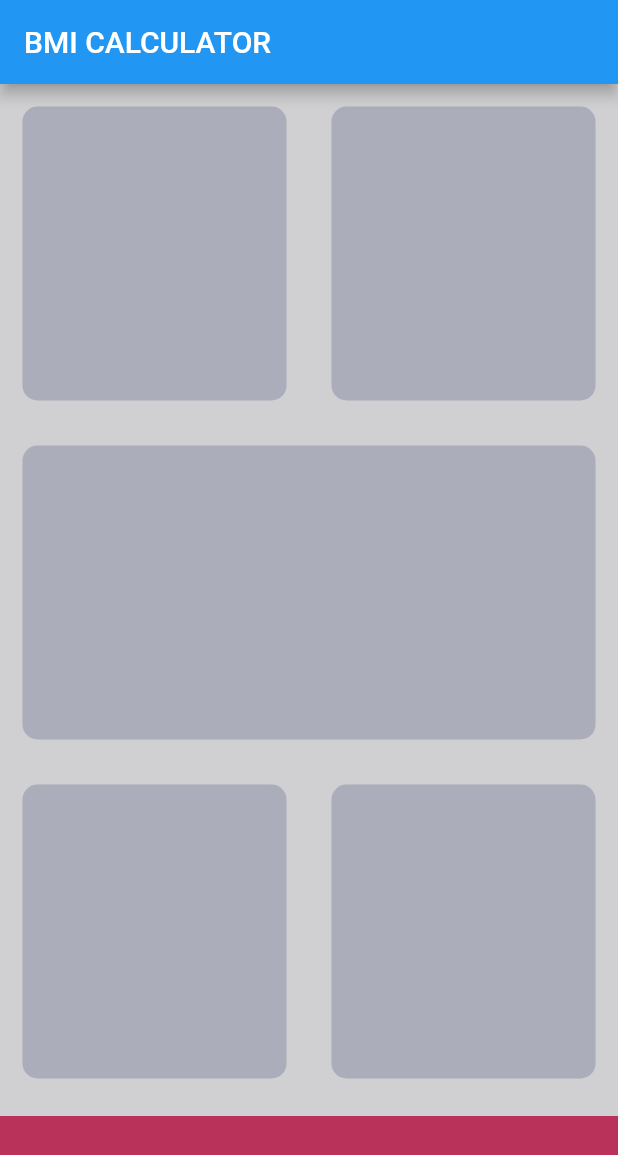
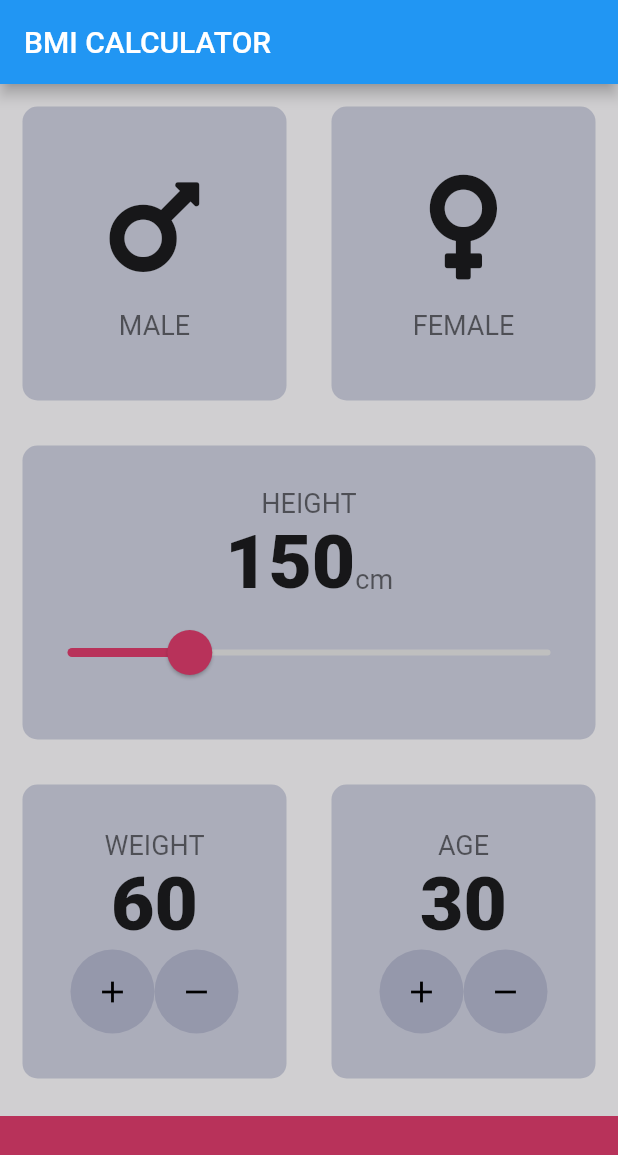
Before and after one commit to tiffany-philippi/bmi_calculator_flutter_project, a Flutter app: the screen it shows after launch, on a phone screen of 412 x 824 dp. Shown: the top 1155 px of the screen. Run offline on Flutter 3.47's test engine with Material 2 defaults, Android fonts, the phone set to English and light mode, and no system bars; our stand-ins replace font_awesome_flutter.

Commit message:
home page layout

```diff
--- /dev/null
+++ b/lib/constants.dart
@@ -0,0 +1,16 @@
+import 'package:flutter/material.dart';
+
+const kBorderRadiusCard = 10.0;
+const kSizeIcon = 80.0;
+const kSpaceBetween = 15.0;
+
+const Color kSecondaryColour = Color(0XFFabadba);
+const Color kSecondaryColourTransparency = Color(0XFF9598ab);
+const Color kAccentColour = Color(0XFFb8325a);
+const Color kAccentColourTransparency = Color(0x29EB1555);
+const Color kActiveButtonColour = Color(0XFF9799a6);
+const Color kGreyColour400 = Color(0XFFbfbfbf);
+
+const kTextStringStyle = TextStyle(color: Colors.black54, fontSize: 18.0);
+const kTextStringLargeStyle =
+    TextStyle(fontSize: 50.0, fontWeight: FontWeight.w900);
--- /dev/null
+++ b/lib/gender_enum.dart
@@ -0,0 +1 @@
+enum Gender { female, male, none }
--- /dev/null
+++ b/lib/icon_content.dart
@@ -0,0 +1,26 @@
+import 'package:flutter/material.dart';
+import 'constants.dart';
+
+class IconContent extends StatelessWidget {
+  IconContent({required this.iconWidget, required this.textString});
+
+  final IconData iconWidget;
+  final String textString;
+
+  @override
+  Widget build(BuildContext context) {
+    return Column(
+      mainAxisAlignment: MainAxisAlignment.center,
+      children: <Widget>[
+        Icon(iconWidget, size: kSizeIcon),
+        const SizedBox(
+          height: kSpaceBetween,
+        ),
+        Text(
+          textString,
+          style: kTextStringStyle,
+        )
+      ],
+    );
+  }
+}
--- a/lib/input_page.dart
+++ b/lib/input_page.dart
@@ -1,7 +1,15 @@
+import 'package:bmi_calculator_flutter_project/gender_enum.dart';
+import 'package:bmi_calculator_flutter_project/round_icon_button.dart';
 import 'package:flutter/material.dart';
+import 'package:font_awesome_flutter/font_awesome_flutter.dart';
+import 'reusable_card.dart';
+import 'icon_content.dart';
+import 'constants.dart';
 
-const Color secondaryColour = Color(0XFFabadba);
-const Color accentColour = Color(0XFFb8325a);
+Gender selectedGender = Gender.none;
+int heightValue = 150;
+int weightValue = 60;
+int ageValue = 30;
 
 class InputPage extends StatefulWidget {
   @override
@@ -16,21 +24,159 @@ class _InputPageState extends State<InputPage> {
         title: const Text('BMI CALCULATOR'),
       ),
       body: Column(
+        crossAxisAlignment: CrossAxisAlignment.stretch,
         children: <Widget>[
           Expanded(
             child: Row(
               children: <Widget>[
-                ReusebleCard(colour: secondaryColour),
-                ReusebleCard(colour: secondaryColour),
+                Expanded(
+                  child: ReusableCard(
+                    onPress: () {
+                      setState(() => {selectedGender = Gender.male});
+                    },
+                    colour: selectedGender == Gender.male
+                        ? kActiveButtonColour
+                        : kSecondaryColour,
+                    cardChild: IconContent(
+                        iconWidget: FontAwesomeIcons.mars, textString: 'MALE'),
+                  ),
+                ),
+                Expanded(
+                  child: ReusableCard(
+                    onPress: () {
+                      setState(() => {selectedGender = Gender.female});
+                    },
+                    colour: selectedGender == Gender.female
+                        ? kActiveButtonColour
+                        : kSecondaryColour,
+                    cardChild: IconContent(
+                        iconWidget: FontAwesomeIcons.venus,
+                        textString: 'FEMALE'),
+                  ),
+                ),
               ],
             ),
           ),
-          ReusebleCard(colour: secondaryColour),
+          Expanded(
+            child: Expanded(
+              child: ReusableCard(
+                onPress: () {},
+                colour: kSecondaryColour,
+                cardChild: Column(
+                  mainAxisAlignment: MainAxisAlignment.center,
+                  children: <Widget>[
+                    const Text(
+                      'HEIGHT',
+                      style: kTextStringStyle,
+                    ),
+                    Row(
+                      mainAxisAlignment: MainAxisAlignment.center,
+                      textBaseline: TextBaseline.alphabetic,
+                      crossAxisAlignment: CrossAxisAlignment.baseline,
+                      children: <Widget>[
+                        Text(
+                          heightValue.toString(),
+                          style: kTextStringLargeStyle,
+                        ),
+                        const Text(
+                          'cm',
+                          style: kTextStringStyle,
+                        ),
+                      ],
+                    ),
+                    SliderTheme(
+                      data: SliderTheme.of(context).copyWith(
+                          inactiveTrackColor: kGreyColour400,
+                          activeTrackColor: kAccentColour,
+                          thumbColor: kAccentColour,
+                          overlayColor: kAccentColourTransparency,
+                          thumbShape: const RoundSliderThumbShape(
+                              enabledThumbRadius: 15.0),
+                          overlayShape: const RoundSliderOverlayShape(
+                              overlayRadius: 30.0)),
+                      child: Slider(
+                        value: heightValue.toDouble(),
+                        min: 120,
+                        max: 240,
+                        divisions: 120,
+                        onChanged: (double value) {
+                          setState(() {
+                            heightValue = value.round();
+                          });
+                        },
+                      ),
+                    )
+                  ],
+                ),
+              ),
+            ),
+          ),
           Expanded(
             child: Row(
               children: <Widget>[
-                ReusebleCard(colour: secondaryColour),
-                ReusebleCard(colour: secondaryColour),
+                Expanded(
+                  child: ReusableCard(
+                    onPress: () {},
+                    colour: kSecondaryColour,
+                    cardChild: Column(
+                      mainAxisAlignment: MainAxisAlignment.center,
+                      children: <Widget>[
+                        const Text('WEIGHT', style: kTextStringStyle),
+                        Text(
+                          weightValue.toString(),
+                          style: kTextStringLargeStyle,
+                        ),
+                        Row(
+                          mainAxisAlignment: MainAxisAlignment.center,
+                          children: <Widget>[
+                            RoundIconButton(
+                              icon: Icons.add,
+                              changeValue: () {
+                                setState(() => {weightValue++});
+                              },
+                            ),
+                            RoundIconButton(
+                              icon: Icons.remove,
+                              changeValue: () {
+                                setState(() => {weightValue--});
+                              },
+                            )
+                          ],
+                        ),
+                      ],
+                    ),
+                  ),
+                ),
+                Expanded(
+                  child: ReusableCard(
+                    onPress: () {},
+                    colour: kSecondaryColour,
+                    cardChild: Column(
+                      mainAxisAlignment: MainAxisAlignment.center,
+                      children: <Widget>[
+                        const Text('AGE', style: kTextStringStyle),
+                        Text(ageValue.toString(), style: kTextStringLargeStyle),
+                        Row(
+                          mainAxisAlignment: MainAxisAlignment.center,
+                          children: <Widget>[
+                            RoundIconButton(
+                              icon: Icons.add,
+                              changeValue: () {
+                                setState(() => {ageValue++});
+                              },
+                            ),
+                            RoundIconButton(
+                              icon: Icons.remove,
+                              changeValue: () {
+                                setState(() => {ageValue--});
+                              },
+                            ),
+                          ],
+                        ),
+                      ],
+                    ),
+                  ),
+                ),
               ],
             ),
           ),
@@ -38,29 +184,10 @@ class _InputPageState extends State<InputPage> {
             margin: const EdgeInsets.only(top: 10.0),
             width: double.infinity,
             height: 80.0,
-            color: accentColour,
+            color: kAccentColour,
           )
         ],
       ),
     );
   }
 }
-
-class ReusebleCard extends StatelessWidget {
-  ReusebleCard({required this.colour});
-
-  final Color colour;
-
-  @override
-  Widget build(BuildContext context) {
-    return Expanded(
-      child: Container(
-        margin: const EdgeInsets.all(15.0),
-        decoration: BoxDecoration(
-          borderRadius: BorderRadius.circular(10.0),
-          color: colour,
-        ),
-      ),
-    );
-  }
-}
--- /dev/null
+++ b/lib/reusable_card.dart
@@ -0,0 +1,27 @@
+import 'package:flutter/material.dart';
+import 'constants.dart';
+
+class ReusableCard extends StatelessWidget {
+  ReusableCard(
+      {required this.onPress, required this.colour, required this.cardChild});
+
+  final Color colour;
+  final Widget cardChild;
+  final Function onPress;
+
+  @override
+  Widget build(BuildContext context) {
+    return GestureDetector(
+      onTap: () {
+        onPress();
+      },
+      child: Container(
+        child: cardChild,
+        margin: const EdgeInsets.all(kSpaceBetween),
+        decoration: BoxDecoration(
+            borderRadius: BorderRadius.circular(kBorderRadiusCard),
+            color: colour),
+      ),
+    );
+  }
+}
--- /dev/null
+++ b/lib/round_icon_button.dart
@@ -0,0 +1,28 @@
+import 'package:flutter/material.dart';
+import 'constants.dart';
+
+class RoundIconButton extends StatelessWidget {
+  RoundIconButton({required this.icon, required this.changeValue});
+  final IconData icon;
+  final Function changeValue;
+
+  @override
+  Widget build(BuildContext context) {
+    return RawMaterialButton(
+      shape: const CircleBorder(),
+      fillColor: kSecondaryColourTransparency,
+      elevation: 0.0,
+      constraints: const BoxConstraints.tightFor(
+        width: 56.0,
+        height: 56.0,
+      ),
+      child: Icon(
+        icon,
+        color: Colors.black,
+      ),
+      onPressed: () {
+        changeValue();
+      },
+    );
+  }
+}
```
Also changed, not shown: pubspec.yaml (+1 -70 lines), pubspec.lock.
